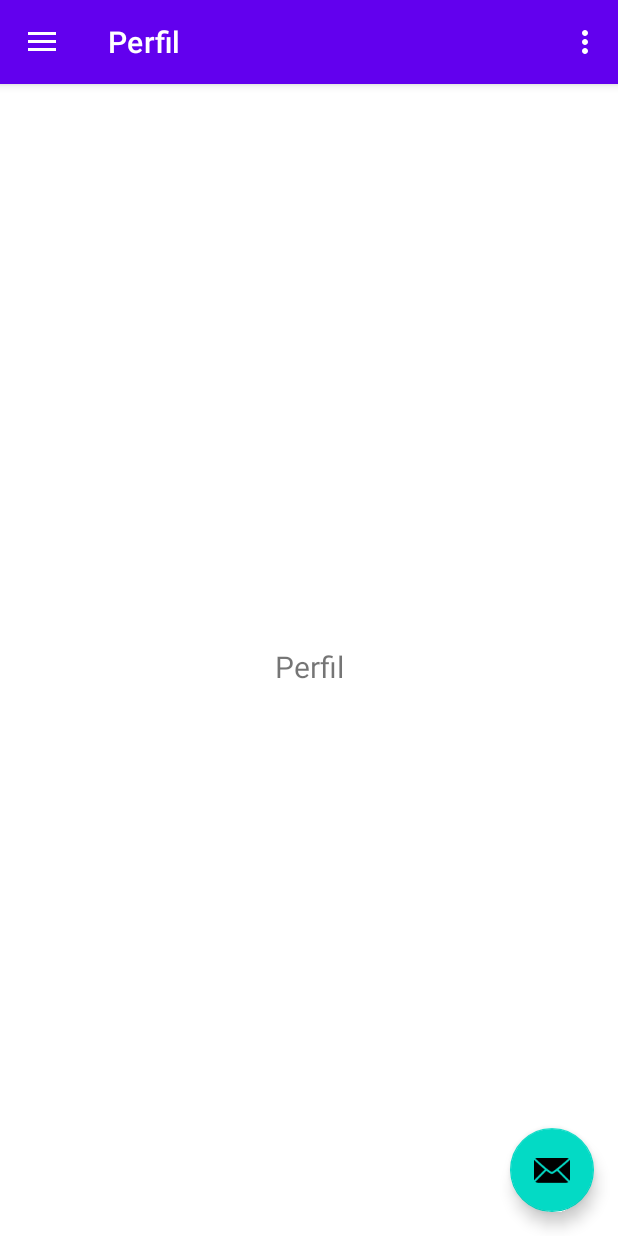
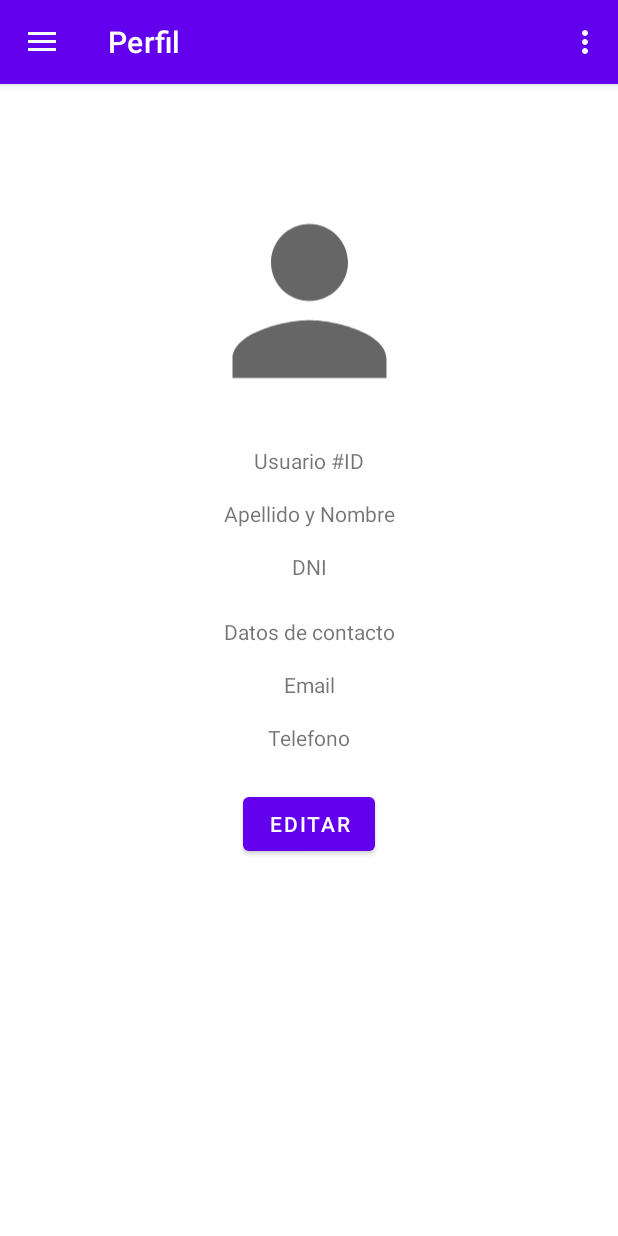
Before and after one commit to Arezlon/Inmobiliaria-Moviles-Grupo-4, an Android app: the MenuNavegacion screen opened directly, with no data from a screen before it, in the side drawer, after a tap on "Perfil", on a phone screen of 412 x 824 dp. Run offline under Robolectric (Android 15) with nearby library versions, the phone set to English and light mode, and no system bars; our stand-ins replace navigation-ui.

Commit message:
#4 Perfil del usuario v1 + #1 Eliminado botón de la plantilla

```diff
--- a/app/src/main/java/com/grupo4/inmobiliaria/ui/MenuNavegacion.java
+++ b/app/src/main/java/com/grupo4/inmobiliaria/ui/MenuNavegacion.java
@@ -27,14 +27,14 @@ public class MenuNavegacion extends AppCompatActivity {
         setContentView(R.layout.activity_menu_navegacion);
         Toolbar toolbar = findViewById(R.id.toolbar);
         setSupportActionBar(toolbar);
-        FloatingActionButton fab = findViewById(R.id.fab);
+        /*FloatingActionButton fab = findViewById(R.id.fab);
         fab.setOnClickListener(new View.OnClickListener() {
             @Override
             public void onClick(View view) {
                 Snackbar.make(view, "Replace with your own action", Snackbar.LENGTH_LONG)
                         .setAction("Action", null).show();
             }
-        });
+        });*/
         DrawerLayout drawer = findViewById(R.id.drawer_layout);
         NavigationView navigationView = findViewById(R.id.nav_view);
         // Passing each menu ID as a set of Ids because each
--- a/app/src/main/java/com/grupo4/inmobiliaria/ui/ui/perfil/PerfilFragment.java
+++ b/app/src/main/java/com/grupo4/inmobiliaria/ui/ui/perfil/PerfilFragment.java
@@ -23,13 +23,6 @@ public class PerfilFragment extends Fragment {
         perfilViewModel =
                 new ViewModelProvider(this).get(PerfilViewModel.class);
         View root = inflater.inflate(R.layout.fragment_perfil, container, false);
-        final TextView textView = root.findViewById(R.id.text_gallery);
-        perfilViewModel.getText().observe(getViewLifecycleOwner(), new Observer<String>() {
-            @Override
-            public void onChanged(@Nullable String s) {
-                textView.setText(s);
-            }
-        });
         return root;
     }
 }
--- a/app/src/main/res/layout/app_bar_main.xml
+++ b/app/src/main/res/layout/app_bar_main.xml
@@ -22,12 +22,4 @@
 
     <include layout="@layout/content_main" />
 
-    <com.google.android.material.floatingactionbutton.FloatingActionButton
-        android:id="@+id/fab"
-        android:layout_width="wrap_content"
-        android:layout_height="wrap_content"
-        android:layout_gravity="bottom|end"
-        android:layout_margin="@dimen/fab_margin"
-        app:srcCompat="@android:drawable/ic_dialog_email" />
-
 </androidx.coordinatorlayout.widget.CoordinatorLayout>
--- a/app/src/main/res/layout/fragment_perfil.xml
+++ b/app/src/main/res/layout/fragment_perfil.xml
@@ -6,17 +6,86 @@
     android:layout_height="match_parent"
     tools:context=".ui.ui.perfil.PerfilFragment">
 
-    <TextView
-        android:id="@+id/text_gallery"
-        android:layout_width="match_parent"
-        android:layout_height="wrap_content"
-        android:layout_marginStart="8dp"
-        android:layout_marginTop="8dp"
-        android:layout_marginEnd="8dp"
-        android:textAlignment="center"
-        android:textSize="20sp"
-        app:layout_constraintBottom_toBottomOf="parent"
+    <ImageView
+        android:id="@+id/user_avatar"
+        android:layout_width="154dp"
+        android:layout_height="161dp"
+        android:layout_marginTop="64dp"
+        android:contentDescription="placeholder"
+        android:src="@drawable/baseline_person_24"
         app:layout_constraintEnd_toEndOf="parent"
         app:layout_constraintStart_toStartOf="parent"
         app:layout_constraintTop_toTopOf="parent" />
+
+    <Button
+        android:id="@+id/editar"
+        android:layout_width="wrap_content"
+        android:layout_height="wrap_content"
+        android:layout_marginTop="24dp"
+        android:text="Editar"
+        app:layout_constraintEnd_toEndOf="parent"
+        app:layout_constraintStart_toStartOf="parent"
+        app:layout_constraintTop_toBottomOf="@+id/user_phone" />
+
+    <TextView
+        android:id="@+id/user_id"
+        android:layout_width="wrap_content"
+        android:layout_height="wrap_content"
+        android:layout_marginTop="16dp"
+        android:autoText="false"
+        android:text="Usuario #ID"
+        app:layout_constraintEnd_toEndOf="parent"
+        app:layout_constraintStart_toStartOf="parent"
+        app:layout_constraintTop_toBottomOf="@+id/user_avatar" />
+
+    <TextView
+        android:id="@+id/user_fullname"
+        android:layout_width="wrap_content"
+        android:layout_height="wrap_content"
+        android:layout_marginTop="16dp"
+        android:text="Apellido y Nombre"
+        app:layout_constraintEnd_toEndOf="parent"
+        app:layout_constraintStart_toStartOf="parent"
+        app:layout_constraintTop_toBottomOf="@+id/user_id" />
+
+    <TextView
+        android:id="@+id/user_dni"
+        android:layout_width="wrap_content"
+        android:layout_height="wrap_content"
+        android:layout_marginTop="16dp"
+        android:text="DNI"
+        app:layout_constraintEnd_toEndOf="parent"
+        app:layout_constraintStart_toStartOf="parent"
+        app:layout_constraintTop_toBottomOf="@+id/user_fullname" />
+
+    <TextView
+        android:id="@+id/user_c"
+        android:layout_width="wrap_content"
+        android:layout_height="wrap_content"
+        android:layout_marginTop="24dp"
+        android:text="Datos de contacto"
+        app:layout_constraintEnd_toEndOf="parent"
+        app:layout_constraintStart_toStartOf="parent"
+        app:layout_constraintTop_toBottomOf="@+id/user_dni" />
+
+    <TextView
+        android:id="@+id/user_email"
+        android:layout_width="wrap_content"
+        android:layout_height="wrap_content"
+        android:layout_marginTop="16dp"
+        android:text="Email"
+        app:layout_constraintEnd_toEndOf="parent"
+        app:layout_constraintStart_toStartOf="parent"
+        app:layout_constraintTop_toBottomOf="@+id/user_c" />
+
+    <TextView
+        android:id="@+id/user_phone"
+        android:layout_width="wrap_content"
+        android:layout_height="wrap_content"
+        android:layout_marginTop="16dp"
+        android:text="Telefono"
+        app:layout_constraintEnd_toEndOf="parent"
+        app:layout_constraintStart_toStartOf="parent"
+        app:layout_constraintTop_toBottomOf="@+id/user_email" />
+
 </androidx.constraintlayout.widget.ConstraintLayout>
```
